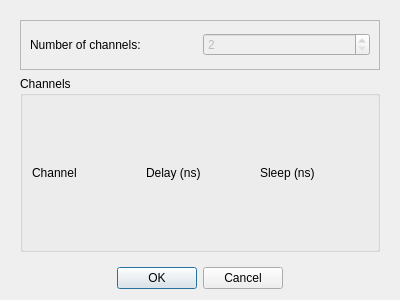
The window that GUI/channels.ui (jcbedoyam/AbacusSoftware) describes before a commit, drawn with Qt 5.
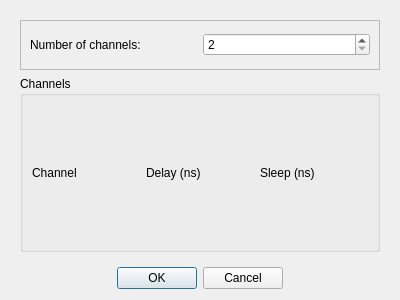
The same window after the commit.

What changed in the file:
```diff
--- a/GUI/channels.ui
+++ b/GUI/channels.ui
@@ -48,7 +48,7 @@
          <item>
           <widget class="QSpinBox" name="channel_spinBox">
            <property name="enabled">
-            <bool>false</bool>
+            <bool>true</bool>
            </property>
            <property name="minimum">
             <number>2</number>
```
